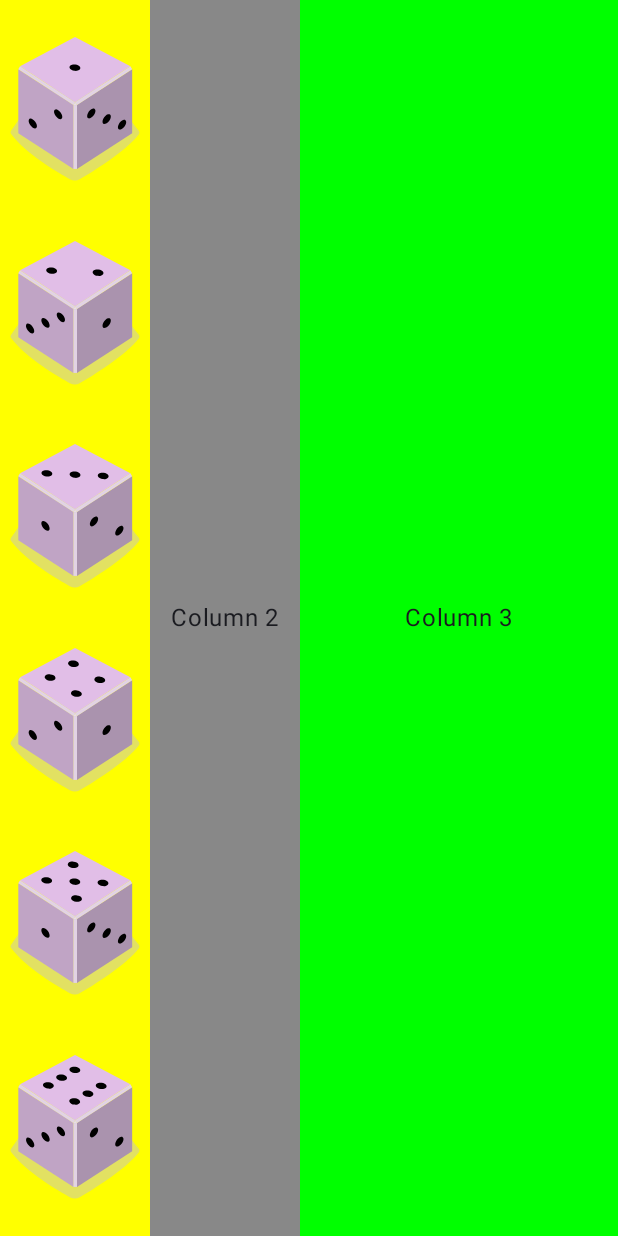
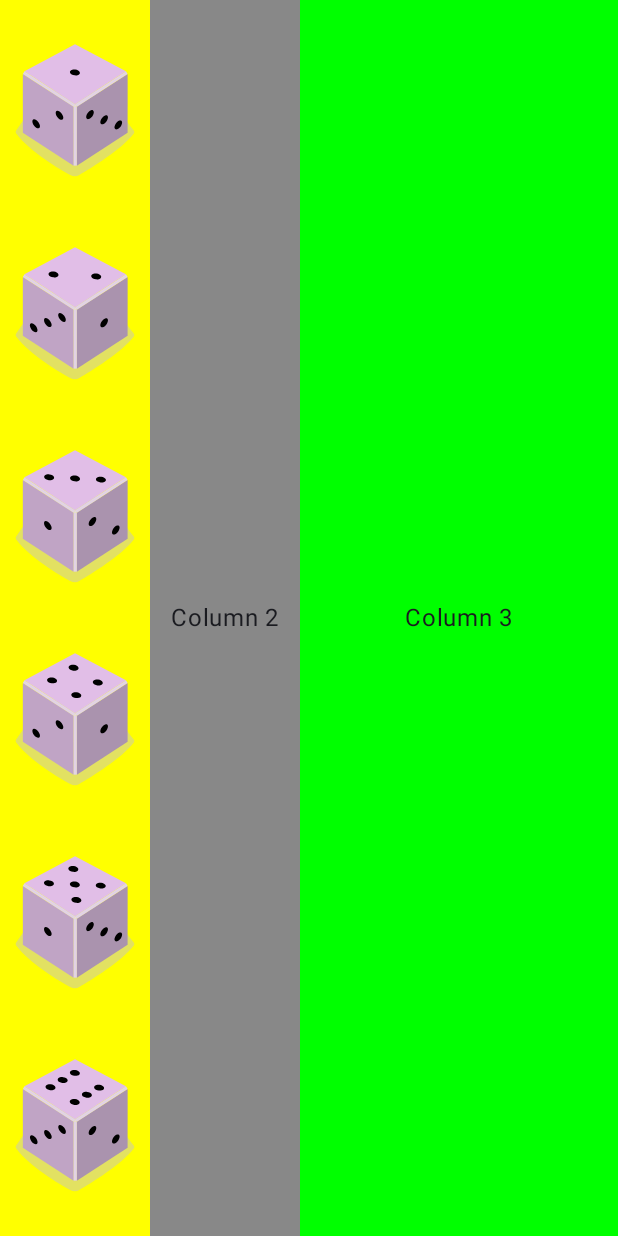
Before and after one commit to garvitmalik2121/MalikStudentStudyTime, an Android app built with Jetpack Compose: the screen it shows after launch (MainActivity), on a phone screen of 412 x 824 dp. Run offline under Robolectric (Android 15) with nearby library versions, the phone set to English and light mode, and no system bars.

Commit message:
add padding

```diff
--- a/app/src/main/java/com/malik21/malikstudentstudytime/MainActivity.kt
+++ b/app/src/main/java/com/malik21/malikstudentstudytime/MainActivity.kt
@@ -68,7 +68,9 @@ fun TestLayout(name: String, modifier: Modifier = Modifier) {
                 Image(
                     painter = painterResource(id = image_ids[it]),
                     contentDescription = "Dice ${it + 1}",
-                    modifier.clickable{
+                    modifier = Modifier
+                        .padding(4.dp)
+                        .clickable {
                         Toast.makeText(context,"Click $it", Toast.LENGTH_SHORT).show()
 
                     }
@@ -90,7 +92,7 @@ fun TestLayout(name: String, modifier: Modifier = Modifier) {
     }
 }
 
-@composable
+@Composable
 fun TestLoginScreen(modifier: Modifier = Modifier){
 
 }
```
